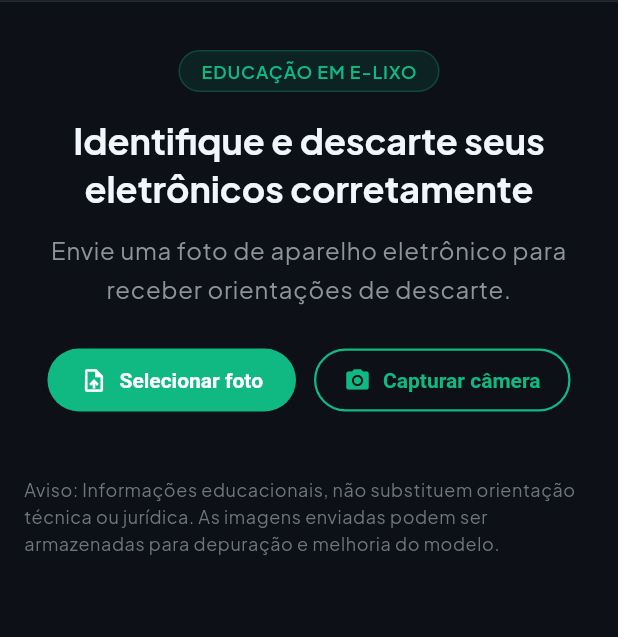
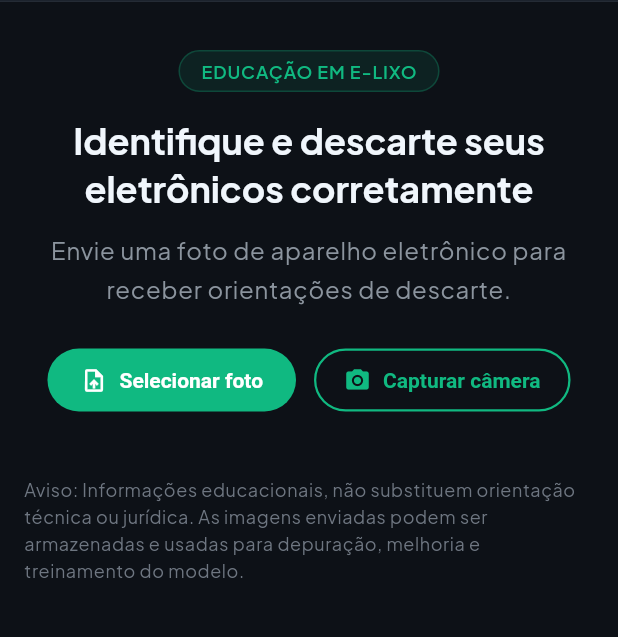
Before and after one commit to ricardozulian/reciclamack-olhovivo-frontend, a Flutter app: the screen it shows after launch, on a phone screen of 412 x 824 dp, the part 82-719 px from its top. Run offline on Flutter 3.47's test engine with Material 3 defaults, Android fonts, the phone set to English and light mode, and no system bars; our stand-ins replace image_picker.

Commit message:
Update upload training notice

```diff
--- a/lib/src/home_page.dart
+++ b/lib/src/home_page.dart
@@ -269,7 +269,7 @@ class _HomePageState extends State<HomePage> {
 
                 const SizedBox(height: ReciclaSpacing.s6),
                 Text(
-                  'Aviso: Informações educacionais, não substituem orientação técnica ou jurídica. As imagens enviadas podem ser armazenadas para depuração e melhoria do modelo.',
+                  'Aviso: Informações educacionais, não substituem orientação técnica ou jurídica. As imagens enviadas podem ser armazenadas e usadas para depuração, melhoria e treinamento do modelo.',
                   style: theme.textTheme.bodySmall,
                 ),
                 const SizedBox(height: ReciclaSpacing.s8),
```
